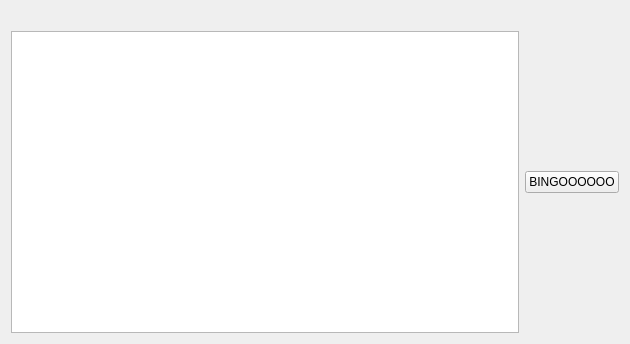
Before: the Qt Designer form QTClient/ui/GameWidget.ui in stapelberg/vsy-bullshit, drawn with Qt 5.
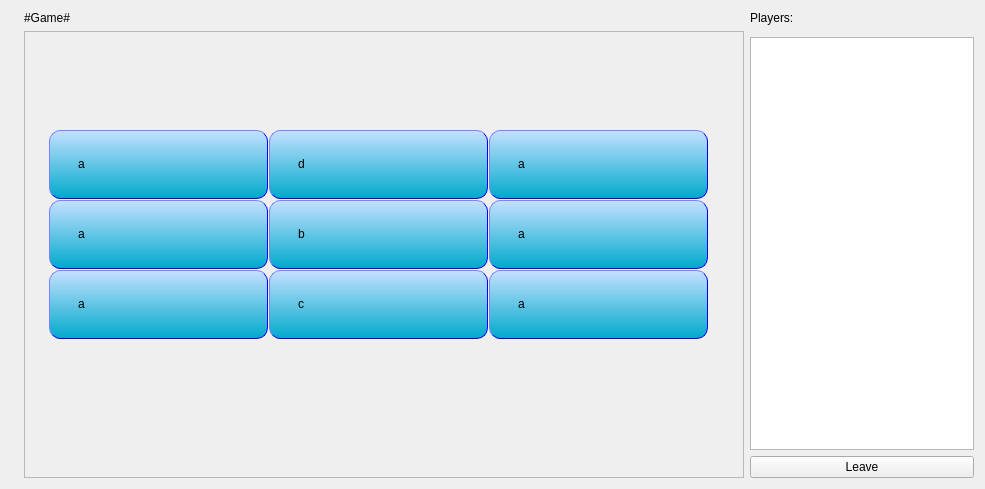
After: the same form once the commit is applied.

Commit message: Game erweitert, Playerliste wird angezeigt.

```diff
--- a/QTClient/ui/GameWidget.ui
+++ b/QTClient/ui/GameWidget.ui
@@ -6,24 +6,14 @@
    <rect>
     <x>0</x>
     <y>0</y>
-    <width>630</width>
-    <height>344</height>
+    <width>985</width>
+    <height>489</height>
    </rect>
   </property>
   <property name="windowTitle">
    <string>Form</string>
   </property>
   <layout class="QGridLayout" name="gridLayout">
-   <item row="1" column="1">
-    <widget class="QPushButton" name="pushButton">
-     <property name="text">
-      <string>BINGOOOOOO</string>
-     </property>
-    </widget>
-   </item>
-   <item row="1" column="0">
-    <widget class="QListWidget" name="wordList"/>
-   </item>
    <item row="0" column="0">
     <widget class="QLabel" name="currentGameName">
      <property name="text">
@@ -31,6 +21,276 @@
      </property>
     </widget>
    </item>
+   <item row="3" column="2">
+    <widget class="QListWidget" name="playerList"/>
+   </item>
+   <item row="0" column="1">
+    <widget class="QLabel" name="gameName">
+     <property name="text">
+      <string>#Game#</string>
+     </property>
+    </widget>
+   </item>
+   <item row="4" column="2">
+    <widget class="QPushButton" name="leaveButton">
+     <property name="text">
+      <string>Leave</string>
+     </property>
+    </widget>
+   </item>
+   <item row="2" column="1" rowspan="3">
+    <widget class="QFrame" name="frame">
+     <property name="sizePolicy">
+      <sizepolicy hsizetype="Expanding" vsizetype="Expanding">
+       <horstretch>0</horstretch>
+       <verstretch>0</verstretch>
+      </sizepolicy>
+     </property>
+     <property name="minimumSize">
+      <size>
+       <width>680</width>
+       <height>0</height>
+      </size>
+     </property>
+     <property name="frameShape">
+      <enum>QFrame::StyledPanel</enum>
+     </property>
+     <property name="frameShadow">
+      <enum>QFrame::Raised</enum>
+     </property>
+     <layout class="QGridLayout" name="gridLayout_2">
+      <property name="margin">
+       <number>0</number>
+      </property>
+      <property name="spacing">
+       <number>0</number>
+      </property>
+      <item row="2" column="1">
+       <widget class="QTableWidget" name="wordTable">
+        <property name="minimumSize">
+         <size>
+          <width>670</width>
+          <height>250</height>
+         </size>
+        </property>
+        <property name="styleSheet">
+         <string notr="true"> QTableView {
+	background:transparent;
+}
+
+QTableView::item {
+padding:25px;
+border-radius:11px;
+border-style:outset;
+border-width:1px;
+border-color:blue;
+text-align: center;
+     selection-background-color: qlineargradient(x1: 0, y1: 0, x2: 0.5, y2: 0.5,
+                                 stop: 0 #FF92BB, stop: 1 white);
+	background-color: qlineargradient(spread:pad, x1:1, y1:1, x2:1, y2:0, stop:0 rgba(0, 170, 204, 255), stop:1 rgba(198, 224, 255, 255));
+ }
+QTableView::item::hover {
+background-color: qlineargradient(spread:pad, x1:1, y1:1, x2:1, y2:0, stop:0 rgba(180, 210, 255), stop:1 rgba(200, 200,255));
+
+border-color:blue;
+}</string>
+        </property>
+        <property name="frameShape">
+         <enum>QFrame::NoFrame</enum>
+        </property>
+        <property name="frameShadow">
+         <enum>QFrame::Plain</enum>
+        </property>
+        <property name="lineWidth">
+         <number>0</number>
+        </property>
+        <property name="verticalScrollBarPolicy">
+         <enum>Qt::ScrollBarAlwaysOff</enum>
+        </property>
+        <property name="horizontalScrollBarPolicy">
+         <enum>Qt::ScrollBarAlwaysOff</enum>
+        </property>
+        <property name="autoScroll">
+         <bool>false</bool>
+        </property>
+        <property name="alternatingRowColors">
+         <bool>false</bool>
+        </property>
+        <property name="selectionMode">
+         <enum>QAbstractItemView::SingleSelection</enum>
+        </property>
+        <property name="textElideMode">
+         <enum>Qt::ElideMiddle</enum>
+        </property>
+        <property name="showGrid">
+         <bool>true</bool>
+        </property>
+        <property name="gridStyle">
+         <enum>Qt::NoPen</enum>
+        </property>
+        <property name="wordWrap">
+         <bool>true</bool>
+        </property>
+        <property name="cornerButtonEnabled">
+         <bool>false</bool>
+        </property>
+        <attribute name="horizontalHeaderVisible">
+         <bool>false</bool>
+        </attribute>
+        <attribute name="horizontalHeaderDefaultSectionSize">
+         <number>220</number>
+        </attribute>
+        <attribute name="horizontalHeaderHighlightSections">
+         <bool>true</bool>
+        </attribute>
+        <attribute name="horizontalHeaderMinimumSectionSize">
+         <number>100</number>
+        </attribute>
+        <attribute name="verticalHeaderVisible">
+         <bool>false</bool>
+        </attribute>
+        <attribute name="verticalHeaderDefaultSectionSize">
+         <number>70</number>
+        </attribute>
+        <row>
+         <property name="text">
+          <string>New Row</string>
+         </property>
+        </row>
+        <row>
+         <property name="text">
+          <string>New Row</string>
+         </property>
+        </row>
+        <row>
+         <property name="text">
+          <string>New Row</string>
+         </property>
+        </row>
+        <column>
+         <property name="text">
+          <string>New Column</string>
+         </property>
+        </column>
+        <column>
+         <property name="text">
+          <string>New Column</string>
+         </property>
+        </column>
+        <column>
+         <property name="text">
+          <string>New Column</string>
+         </property>
+        </column>
+        <item row="0" column="0">
+         <property name="text">
+          <string>a</string>
+         </property>
+        </item>
+        <item row="0" column="1">
+         <property name="text">
+          <string>d</string>
+         </property>
+        </item>
+        <item row="0" column="2">
+         <property name="text">
+          <string>a</string>
+         </property>
+        </item>
+        <item row="1" column="0">
+         <property name="text">
+          <string>a</string>
+         </property>
+        </item>
+        <item row="1" column="1">
+         <property name="text">
+          <string>b</string>
+         </property>
+        </item>
+        <item row="1" column="2">
+         <property name="text">
+          <string>a</string>
+         </property>
+        </item>
+        <item row="2" column="0">
+         <property name="text">
+          <string>a</string>
+         </property>
+        </item>
+        <item row="2" column="1">
+         <property name="text">
+          <string>c</string>
+         </property>
+        </item>
+        <item row="2" column="2">
+         <property name="text">
+          <string>a</string>
+         </property>
+        </item>
+       </widget>
+      </item>
+      <item row="0" column="1">
+       <spacer name="verticalSpacer">
+        <property name="orientation">
+         <enum>Qt::Vertical</enum>
+        </property>
+        <property name="sizeHint" stdset="0">
+         <size>
+          <width>20</width>
+          <height>40</height>
+         </size>
+        </property>
+       </spacer>
+      </item>
+      <item row="3" column="1">
+       <spacer name="verticalSpacer_2">
+        <property name="orientation">
+         <enum>Qt::Vertical</enum>
+        </property>
+        <property name="sizeHint" stdset="0">
+         <size>
+          <width>20</width>
+          <height>40</height>
+         </size>
+        </property>
+       </spacer>
+      </item>
+      <item row="2" column="0">
+       <spacer name="horizontalSpacer">
+        <property name="orientation">
+         <enum>Qt::Horizontal</enum>
+        </property>
+        <property name="sizeHint" stdset="0">
+         <size>
+          <width>40</width>
+          <height>20</height>
+         </size>
+        </property>
+       </spacer>
+      </item>
+      <item row="2" column="2">
+       <spacer name="horizontalSpacer_2">
+        <property name="orientation">
+         <enum>Qt::Horizontal</enum>
+        </property>
+        <property name="sizeHint" stdset="0">
+         <size>
+          <width>40</width>
+          <height>20</height>
+         </size>
+        </property>
+       </spacer>
+      </item>
+     </layout>
+    </widget>
+   </item>
+   <item row="0" column="2">
+    <widget class="QLabel" name="label_2">
+     <property name="text">
+      <string>Players:</string>
+     </property>
+    </widget>
+   </item>
   </layout>
  </widget>
  <resources/>
```
The commit also changes 5 other files.
